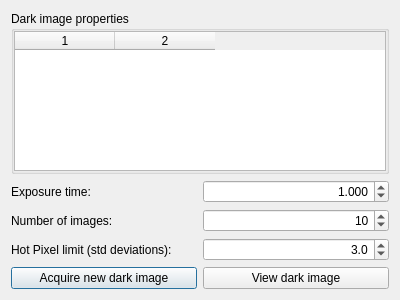
This is gui/snowgui/icegui/darkwidget.ui in AndreasFMueller/AstroPhotography as Qt 5 draws it before an edit. The edited form follows.
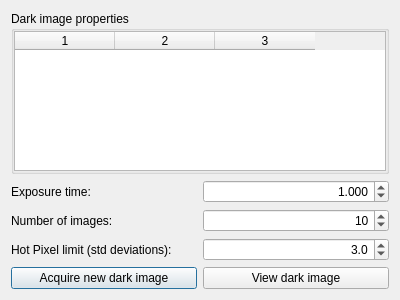
This is the edited form. Custom widgets are drawn as their Qt base class.

Commit message: set dark gui

```diff
--- a/gui/snowgui/icegui/darkwidget.ui
+++ b/gui/snowgui/icegui/darkwidget.ui
@@ -35,8 +35,12 @@
       <item>
        <widget class="QTableWidget" name="propertyTable">
         <property name="columnCount">
-         <number>2</number>
+         <number>3</number>
         </property>
+        <attribute name="verticalHeaderVisible">
+         <bool>false</bool>
+        </attribute>
+        <column/>
         <column/>
         <column/>
        </widget>
@@ -183,6 +187,11 @@
    <extends>QDoubleSpinBox</extends>
    <header location="global">LogSpinBox.h</header>
   </customwidget>
+  <customwidget>
+   <class>snowgui::FitsTable</class>
+   <extends>QTableWidget</extends>
+   <header location="global">FitsTable.h</header>
+  </customwidget>
  </customwidgets>
  <resources/>
  <connections/>
```
Left out of the diff: 2 changed lines with no effect on the pictures. The commit also changes 6 other files.
